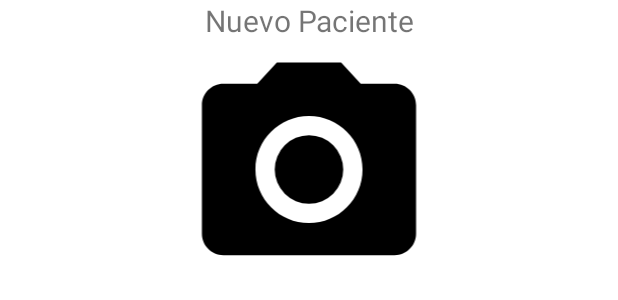
After one commit to UEHG260899/Clinica-Externa, an Android app: the layout dialog_paciente.xml on its own in the app's theme, with its tools: preview values and no code run, on a phone screen of 412 x 824 dp. The commit adds this screen. Shown: the top 300 px of the screen. Run offline under Robolectric (Android 15) with nearby library versions, the phone set to English and light mode, and no system bars.

Commit message:
Se agrego el dialog view al fragment de listar

```diff
--- a/app/build.gradle
+++ b/app/build.gradle
@@ -33,6 +33,7 @@ android {
 dependencies {
     implementation platform('com.google.firebase:firebase-bom:26.1.0')
     implementation 'com.google.firebase:firebase-analytics'
+    implementation 'com.firebaseui:firebase-ui-storage:6.4.0'
     implementation 'androidx.appcompat:appcompat:1.2.0'
     implementation 'com.google.android.material:material:1.2.1'
     implementation 'androidx.constraintlayout:constraintlayout:2.0.4'
--- /dev/null
+++ b/app/src/main/res/layout/dialog_paciente.xml
@@ -0,0 +1,28 @@
+<?xml version="1.0" encoding="utf-8"?>
+<ScrollView
+    xmlns:android="http://schemas.android.com/apk/res/android"
+    xmlns:app="http://schemas.android.com/apk/res-auto"
+    android:layout_width="match_parent"
+    android:layout_height="match_parent">
+
+    <LinearLayout
+        android:layout_width="match_parent"
+        android:layout_height="match_parent"
+        android:orientation="vertical">
+
+        <TextView
+            android:id="@+id/tvInfoPaciente"
+            android:layout_width="match_parent"
+            android:layout_height="wrap_content"
+            android:gravity="center"
+            android:text="@string/titulo_dialog"
+            android:textSize="20sp" />
+
+        <ImageView
+            android:id="@+id/ivFotoDial"
+            android:layout_width="196dp"
+            android:layout_height="171dp"
+            android:layout_gravity="center"
+            app:srcCompat="@drawable/ic_menu_camera" />
+    </LinearLayout>
+</ScrollView>
--- a/app/src/main/res/layout/fragment_crear.xml
+++ b/app/src/main/res/layout/fragment_crear.xml
@@ -157,7 +157,7 @@
                 android:id="@+id/etEstC"
                 android:layout_width="match_parent"
                 android:layout_height="wrap_content"
-                android:inputType="number" />
+                android:inputType="numberDecimal" />
 
         </com.google.android.material.textfield.TextInputLayout>
 
@@ -172,7 +172,7 @@
                 android:id="@+id/etPesoC"
                 android:layout_width="match_parent"
                 android:layout_height="wrap_content"
-                android:inputType="number" />
+                android:inputType="numberDecimal" />
 
         </com.google.android.material.textfield.TextInputLayout>
 
--- a/app/src/main/res/values/strings.xml
+++ b/app/src/main/res/values/strings.xml
@@ -38,6 +38,7 @@
     <string name="btn_buscar">Buscar</string>
     <!--Fragment Listar-->
     <string name="titulo_listar">Listar pacientes</string>
+    <string name="titulo_dialog">Nuevo Paciente</string>
 
     <!--Fragment Eliminar-->
     <string name="titulo_eliminar">Eliminar Pacientes</string>
```
Also changed, not shown: app/src/main/java/com/example/clinicaexterna/ui/listar/ListarFragment.java (+48 -0 lines).
